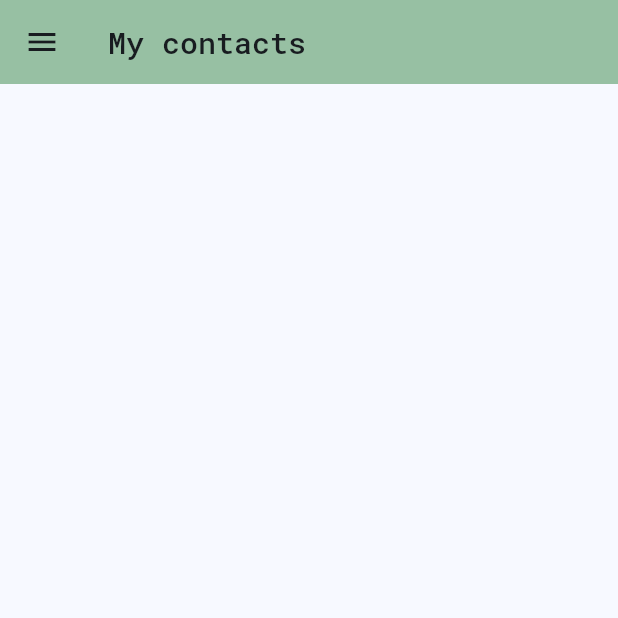
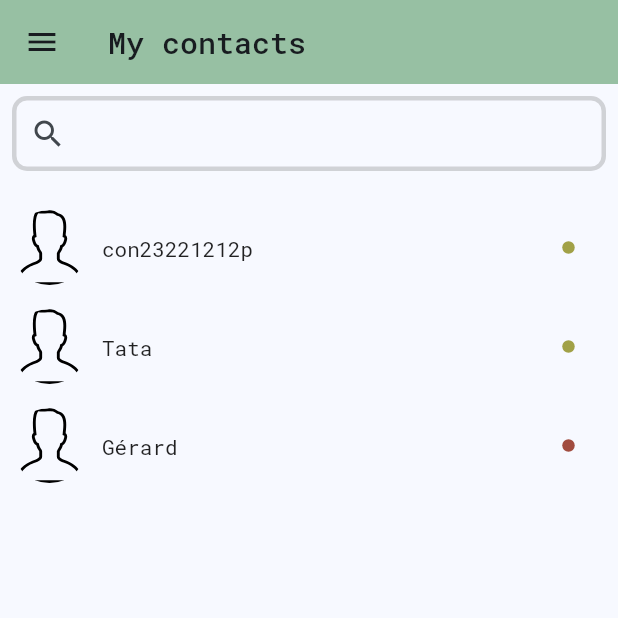
Before and after one commit to sona-user-369/GeoDot, a Flutter app: the ContactsPage screen opened directly, on a phone screen of 412 x 824 dp, the top half of it. Run offline on Flutter 3.47's test engine with Material 2 defaults, Android fonts, the phone set to English and light mode, and no system bars; our stand-ins replace another_flutter_splash_screen, fluro, flutter_secure_storage, flutter_svg, get, google_fonts; accounts and stored records are empty.

Commit message:
update pages

```diff
--- a/lib/screens/contacts.dart
+++ b/lib/screens/contacts.dart
@@ -1,8 +1,11 @@
 import 'package:flutter/material.dart';
 import 'package:geodot/controllers/contacts_controller.dart';
+import 'package:geodot/utils/constants.dart';
+import 'package:geodot/widgets/box_contact.dart';
 import 'package:get/get.dart';
 
 import '../utils/colors.dart';
+import '../utils/images.dart';
 import '../widgets/box_drawer.dart';
 
 
@@ -16,6 +19,7 @@ class ContactsPage extends StatefulWidget {
 class _ContactsPageState extends State<ContactsPage> {
 
   late ContactsController controller ;
+  var searchController = TextEditingController() ;
 
 
   @override
@@ -38,8 +42,74 @@ class _ContactsPageState extends State<ContactsPage> {
             ),
               drawer: BoxDrawer(),
             body:  Column(
+               children: [
+                 Padding(
+                   padding: const EdgeInsets.all(8.0),
+                   child: TextFormField(
+                     keyboardType: TextInputType.text,
+                     controller: searchController,
+                     decoration: InputDecoration(
+                       // filled: true,
+                       fillColor: ColorPicker.dark.withOpacity(0.2),
+                       border: InputBorder.none,
+                       enabledBorder: OutlineInputBorder(
+                           borderSide: BorderSide(
+                               color: ColorPicker.dark.withOpacity(0.2),
+                               width: 3
+                           ),
+                           borderRadius: BorderRadius.circular(10)
+                       ),
+                       focusedBorder: OutlineInputBorder(
+                           borderSide: const BorderSide(
+                             color: ColorPicker.success,
+                           ),
+                           borderRadius: BorderRadius.circular(10)
+                       ),
 
-            ),
+                       errorBorder: OutlineInputBorder(
+                           borderSide: const BorderSide(
+                             color: ColorPicker.danger,
+                           ),
+                           borderRadius: BorderRadius.circular(10)
+                       ),
+                       focusedErrorBorder: OutlineInputBorder(
+                           borderSide: const BorderSide(
+                             color: ColorPicker.danger,
+                           ),
+                           borderRadius: BorderRadius.circular(10)
+                       ),
+                       prefixIcon: const Icon(
+                         Icons.search
+                       )
+                     ),
+                   ),
+                 ),
+                 SizedBox(height: Constants.defaultPadding,),
+                 const SizedBox(
+                   child: SingleChildScrollView(
+                     child: Column(
+                       children: [
+                         BoxContact(
+                           label: 'con23221212p',
+                           image: AppImages.personMan,
+                           online: true,
+                         ),
+                         BoxContact(
+                           label: 'Tata',
+                           image: AppImages.personMan,
+                           online: true,
+                         ),
+                         BoxContact(
+                           label: 'Gérard',
+                           image: AppImages.personMan,
+                           online: false,
+                         )
+                       ],
+                     ),
+                   ),
+                 )
+               ],
+            )
           );
         }
     );
--- a/lib/utils/images.dart
+++ b/lib/utils/images.dart
@@ -1,10 +1,14 @@
 class AppImages {
 
   static const String logo = 'assets/logos/geodot-bg.png' ;
-  static const String totalLogo = 'assets/logos/total.svg';
-  static const String onlineLogo = 'assets/logos/online.svg';
+  static const String totalLogo = 'assets/logos/total.svg' ;
+  static const String onlineLogo = 'assets/logos/online.svg' ;
 
   static const String contactLogo = 'assets/logos/community.svg' ;
   static const String settingsLogo = 'assets/logos/settings.svg' ;
 
+  static const String personMan = 'assets/logos/person-man.svg' ;
+  static const String personGirl = 'assets/logos/person-girl.svg' ;
+  static const String dot = 'assets/logos/dot.svg' ;
+
 }
--- a/lib/utils/routes.dart
+++ b/lib/utils/routes.dart
@@ -1,8 +1,11 @@
 import 'package:fluro/fluro.dart';
+import 'package:geodot/controllers/add_contact_controller.dart';
 import 'package:geodot/screens/dashboard.dart';
 import 'package:geodot/screens/login.dart';
 
+import '../screens/add_contact.dart';
 import '../screens/register.dart';
+import '../screens/contacts.dart';
 
 class Routes {
 
@@ -19,6 +22,14 @@ class Routes {
     return const DashBoardPage();
   });
 
+  static var contactPageHandler = Handler(handlerFunc: (context, params){
+    return const ContactsPage();
+  });
+
+  static var addContactPageHandler = Handler(handlerFunc: (context, params){
+    return const AddContactPage();
+  });
+
 
 
 
@@ -27,5 +38,7 @@ class Routes {
     router.define("login", handler: loginPageHandler, transitionType: TransitionType.fadeIn);
     router.define("register", handler: registerPageHandler, transitionType: TransitionType.fadeIn);
     router.define("dashboard", handler: dashBoardPageHandler, transitionType: TransitionType.fadeIn);
+    router.define("contacts", handler: contactPageHandler, transitionType: TransitionType.fadeIn);
+    router.define("add_contact", handler: addContactPageHandler, transitionType: TransitionType.fadeIn);
   }
 }
--- /dev/null
+++ b/lib/widgets/box_contact.dart
@@ -0,0 +1,52 @@
+import 'package:flutter/material.dart';
+import 'package:flutter_svg/flutter_svg.dart';
+import 'package:geodot/utils/images.dart';
+
+import '../utils/colors.dart';
+
+class BoxContact extends StatelessWidget {
+  const BoxContact({
+    super.key,
+    required this.label,
+    required this.image,
+    required this.online,
+  });
+
+  final String label ;
+  final String image ;
+  final bool online ;
+
+  @override
+  Widget build(BuildContext context) {
+    return Padding(
+      padding: const EdgeInsets.all(8.0),
+      child: Row(
+        // mainAxisAlignment: MainAxisAlignment.spaceAround,
+        children: [
+          Expanded(
+            child: Row(
+              children: [
+                Container(
+                  width: 50,
+                  height: 50,
+                  decoration: const BoxDecoration(
+                    shape: BoxShape.circle,
+                  ),
+                  child: ClipOval(
+                      child: SvgPicture.asset(image, fit: BoxFit.cover,)
+                  ),
+                ),
+                Padding(
+                  padding: const EdgeInsets.all(10.0),
+                  child: Text(label),
+                )
+              ],
+            ),
+          ),
+
+          SvgPicture.asset(AppImages.dot, color: online ? ColorPicker.warning: ColorPicker.danger,width: 50, height: 50,)
+        ],
+      ),
+    );
+  }
+}
--- a/lib/widgets/box_drawer.dart
+++ b/lib/widgets/box_drawer.dart
@@ -23,15 +23,16 @@ class BoxDrawer extends StatelessWidget {
                 alignment: Alignment.center,
                 color: ColorPicker.success.withOpacity(0.5),
                   child: Row(
+                    mainAxisAlignment: MainAxisAlignment.spaceAround,
                     children: [
-                      Container(child: SvgPicture.asset(AppImages.contactLogo, width: 40, height: 40, color: Colors.black,)),
+                      Container(child: SvgPicture.asset(AppImages.contactLogo, width: 20, height: 20, color: Colors.black,)),
                       const Text('My contacts'),
                     ],
                   )
               ),
             ),
             onTap: () {
-
+                Navigator.pushNamed(context, 'contacts');
             },
           ),
           ListTile(
@@ -41,8 +42,9 @@ class BoxDrawer extends StatelessWidget {
                   alignment: Alignment.center,
                   color: ColorPicker.success.withOpacity(0.5),
                   child: Row(
+                    mainAxisAlignment: MainAxisAlignment.spaceAround,
                     children: [
-                      Container(child: SvgPicture.asset(AppImages.settingsLogo, width: 40, height: 40, color: Colors.black,)),
+                      Container(child: SvgPicture.asset(AppImages.settingsLogo, width: 20, height: 20, color: Colors.black,)),
                       const Text('Settings'),
                     ],
                   )
```
Also changed, not shown: assets/logos/dot.svg (added), assets/logos/person-girl.svg (added), assets/logos/person-man.svg (added).
